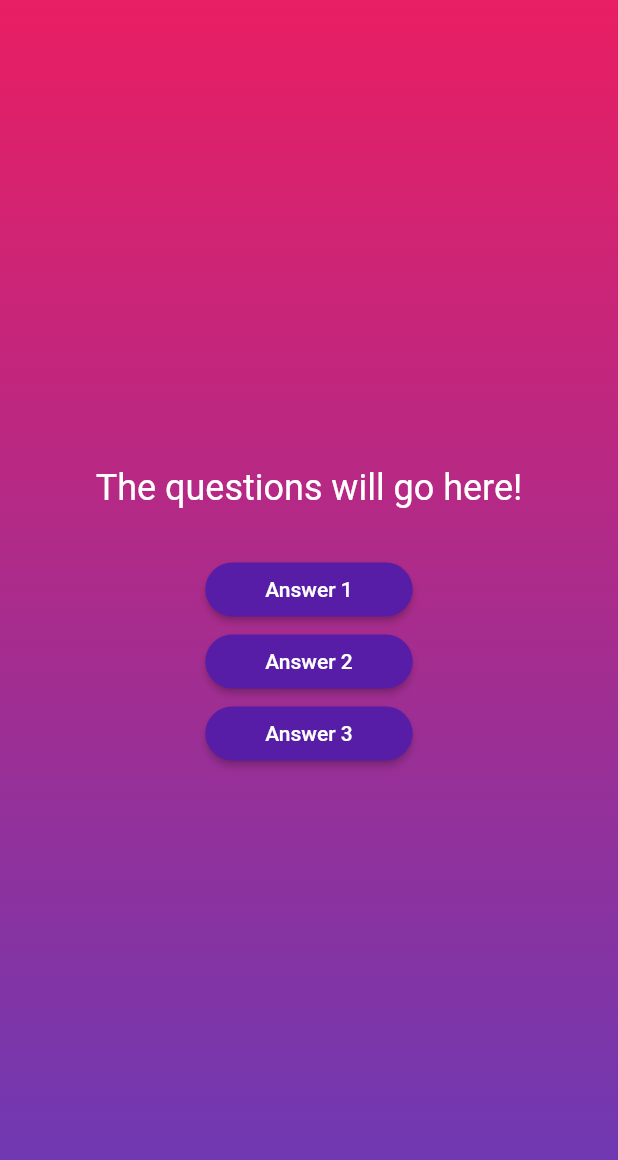
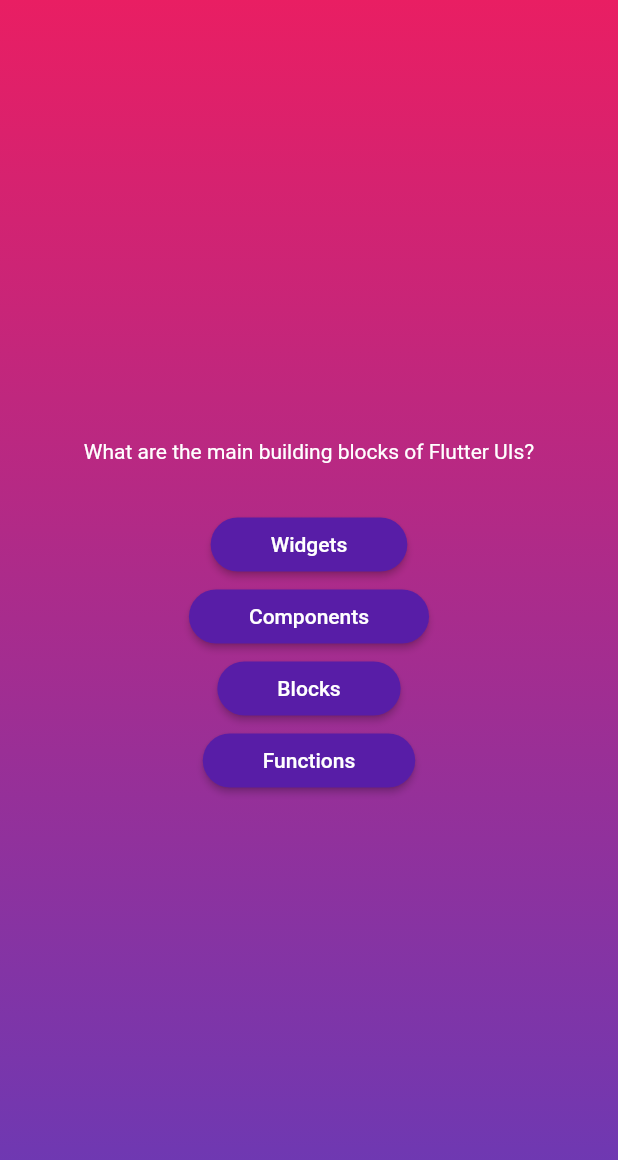
Before and after one commit to FatoomRe/2nd-Flutter-CourseProject-QuizApp, a Flutter app: the screen it shows after launch, after a tap on "Start Quiz", on a phone screen of 412 x 824 dp. Shown: the top 1160 px of the screen. Run offline on Flutter 3.47's test engine with Material 2 defaults, Android fonts, the phone set to English and light mode, and no system bars.

Commit message:
69. Accessing List Elements & Object Properties

```diff
--- a/lib/questions_screen.dart
+++ b/lib/questions_screen.dart
@@ -1,5 +1,5 @@
 import 'package:flutter/material.dart';
-
+import 'package:secondcourseapp/data/questions.dart';
 import 'package:secondcourseapp/answer_button.dart';
 
 class QuestionsScreen extends StatefulWidget {
@@ -14,29 +14,35 @@
 class _QuestionsScreenState extends State<QuestionsScreen> {
   @override
   Widget build(context) {
+    final currentQuestion = questions[0];
+
+
     return SizedBox(
       width: double.infinity,
       child: Column(
         mainAxisAlignment: MainAxisAlignment.center,
         children: [
-          const Text(
-            'The questions will go here!',
-            style: TextStyle(
+          Text(
+            currentQuestion.text,
+            style:  const TextStyle(
               color: Colors.white,
-              fontSize: 24,
             ),
           ),
           const SizedBox(height: 30,),
           AnswerButton(
-            answerText: 'Answer 1',
+            answerText: currentQuestion.answers[0],
             onTap: () {},
           ),
           AnswerButton(
-            answerText: 'Answer 2',
+            answerText: currentQuestion.answers[1],
             onTap: () {},
           ),
           AnswerButton(
-            answerText: 'Answer 3',
+            answerText: currentQuestion.answers[2],
+            onTap: () {},
+          ),
+          AnswerButton(
+            answerText: currentQuestion.answers[3],
             onTap: () {},
           ),
         ],
```
